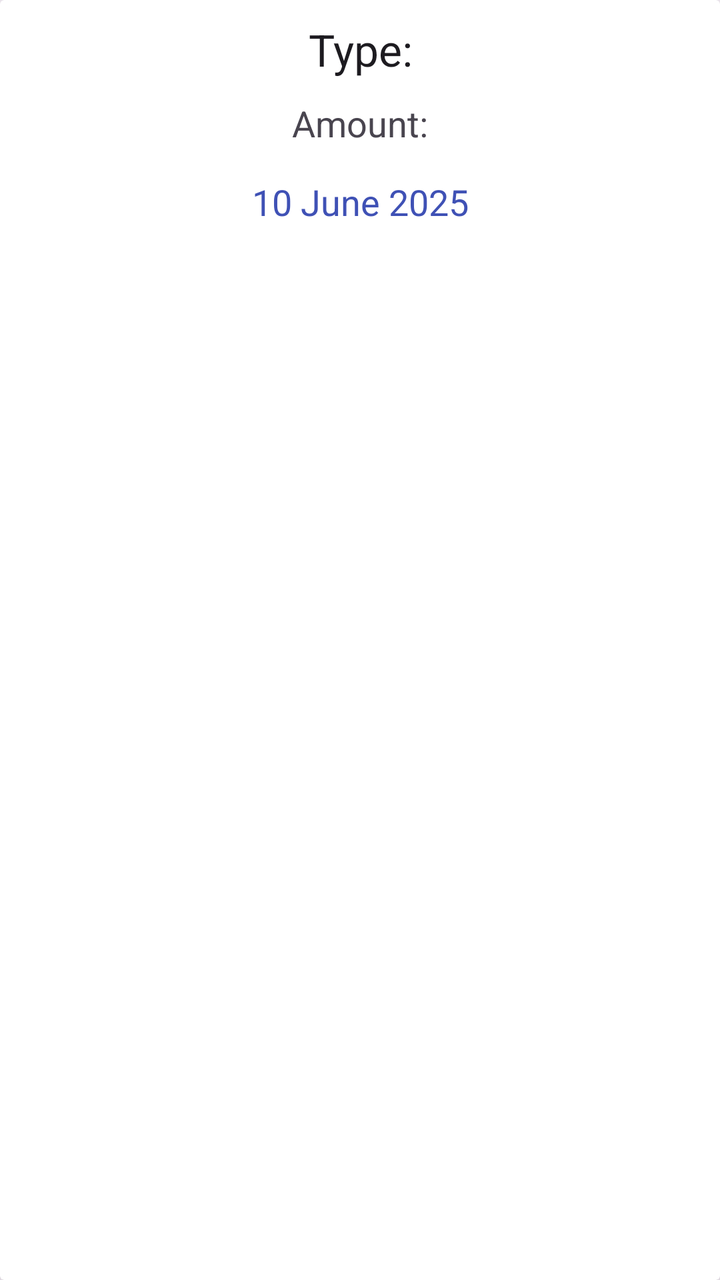
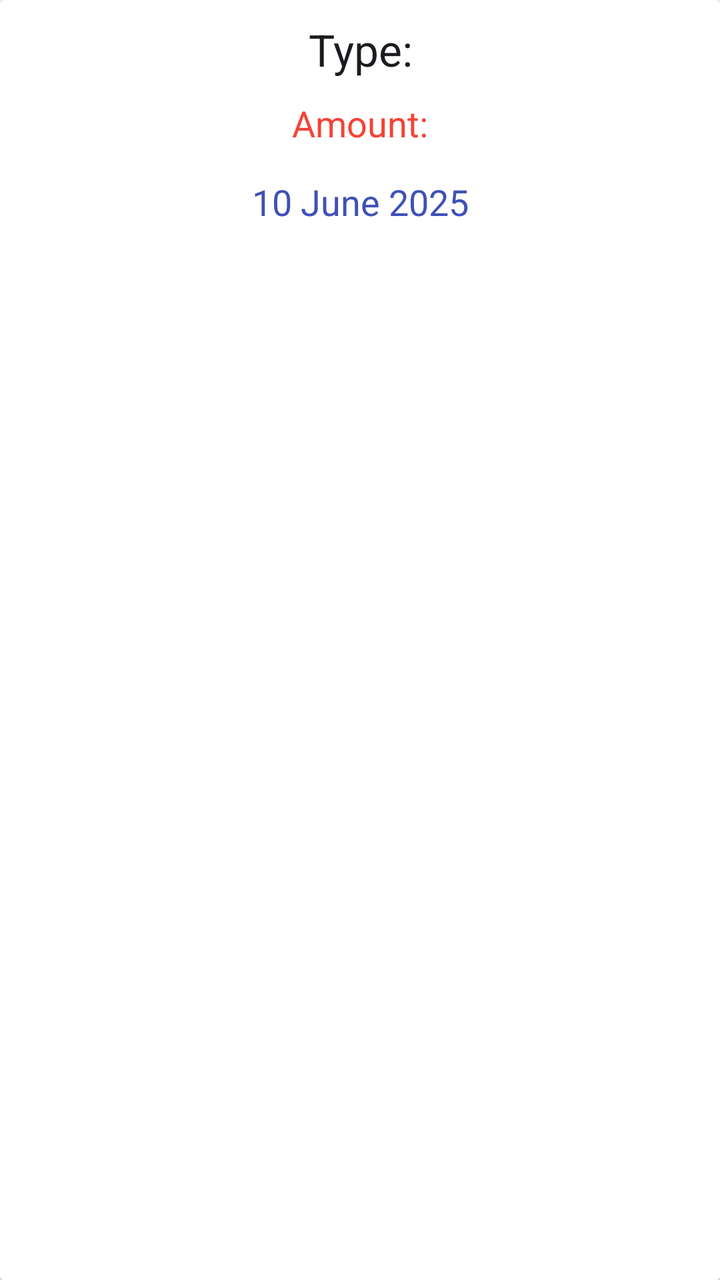

Screens rendered from an Android XML layout before and after an edit, with the pre-edit source and the edit as a unified diff.
<!-- AndroidManifest.xml: application theme Theme.BudgetTracker -->
<!-- res/layout/dashboard_expense.xml -->
<?xml version="1.0" encoding="utf-8"?>
<androidx.cardview.widget.CardView xmlns:android="http://schemas.android.com/apk/res/android"
    android:layout_width="200dp"
    xmlns:app="http://schemas.android.com/apk/res-auto"
    app:cardElevation="10dp"
    android:elevation="5dp"
    android:layout_margin="10dp"
    android:layout_height="wrap_content">

    <LinearLayout
        android:layout_width="match_parent"
        android:orientation="vertical"
        android:layout_margin="10dp"
        android:layout_height="wrap_content">

        <TextView
            android:layout_width="match_parent"
            android:layout_height="wrap_content"
            android:text="Type:"
            android:textAppearance="?android:textAppearanceLarge"
            android:id="@+id/type_Expense_ds"
            android:gravity="center">

        </TextView>

        <TextView
            android:layout_width="match_parent"
            android:layout_height="wrap_content"
            android:text="Amount:"
            android:textAppearance="?android:textAppearanceMedium"
            android:id="@+id/amount_Expense_ds"
            android:layout_marginTop="10dp"
            android:gravity="center">

        </TextView>

        <TextView
            android:layout_width="match_parent"
            android:layout_height="wrap_content"
            android:text="10 June 2025"
            android:textAppearance="?android:textAppearanceMedium"
            android:id="@+id/date_Expense_ds"
            android:padding="5dp"
            android:layout_marginTop="10dp"
            android:textColor="@color/blue2"
            android:gravity="center">

        </TextView>



    </LinearLayout>

</androidx.cardview.widget.CardView>
<!-- resources referenced by this layout -->
<resources>
  <color name="blue2">#3F51B5</color>
  <style name="Theme.BudgetTracker" parent="Base.Theme.BudgetTracker" />
  <style name="Base.Theme.BudgetTracker" parent="Theme.Material3.DayNight.NoActionBar">
          
          <item name="colorPrimary">@color/green2</item>
          <item name="colorPrimaryVariant">@color/green2</item>
          <item name="colorOnPrimary">@color/white</item>
          
          <item name="colorSecondary">@color/blue1</item>
          <item name="colorSecondaryVariant">@color/blue1</item>
          <item name="colorOnSecondary">@color/black</item>
          
          <item name="android:statusBarColor">@color/green2</item>
          
      </style>
  <color name="green2">#D4FF00</color>
  <color name="white">#FFFFFFFF</color>
  <color name="blue1">#2196F3</color>
  <color name="black">#FF000000</color>
</resources>

<!-- the commit's change to res/layout/dashboard_expense.xml (unified diff, before → after) -->
@@ -26,6 +26,7 @@
         <TextView
             android:layout_width="match_parent"
             android:layout_height="wrap_content"
+            android:textColor="@color/red"
             android:text="Amount:"
             android:textAppearance="?android:textAppearanceMedium"
             android:id="@+id/amount_Expense_ds"
<!-- resource entries referenced after the edit -->
@@ -1,6 +1,7 @@
 <!-- resources referenced by this layout -->
 <resources>
   <color name="blue2">#3F51B5</color>
+  <color name="red">#F44336</color>
   <style name="Theme.BudgetTracker" parent="Base.Theme.BudgetTracker" />
   <style name="Base.Theme.BudgetTracker" parent="Theme.Material3.DayNight.NoActionBar">
           
